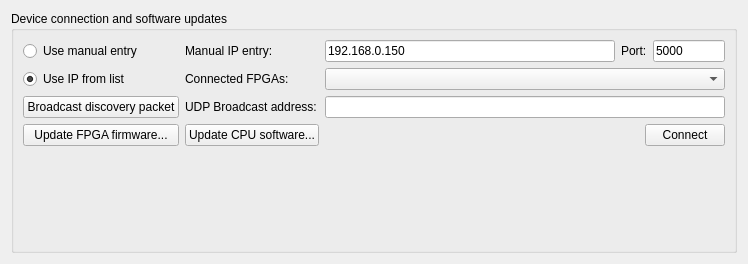
Before: the Qt Designer form digital_servo_python_gui/connection_widget.ui in jddes/Frequency-comb-DPLL, drawn with Qt 5.
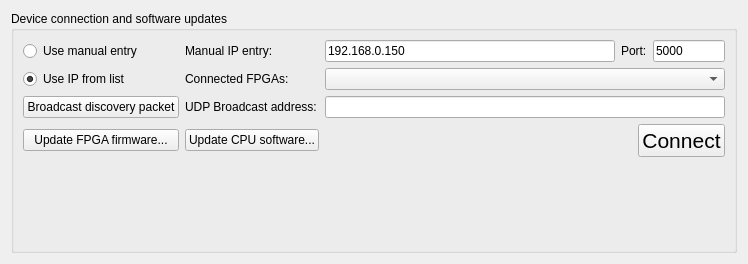
After: the same form once the commit is applied.

Commit message: Increase font size for important buttons

The edit to the form file:
```diff
--- a/digital_servo_python_gui/connection_widget.ui
+++ b/digital_servo_python_gui/connection_widget.ui
@@ -29,6 +29,11 @@
       </item>
       <item row="4" column="3">
        <widget class="QPushButton" name="btnConnect">
+        <property name="font">
+         <font>
+          <pointsize>16</pointsize>
+         </font>
+        </property>
         <property name="text">
          <string>Connect</string>
         </property>
```
The commit also changes 1 other file.
